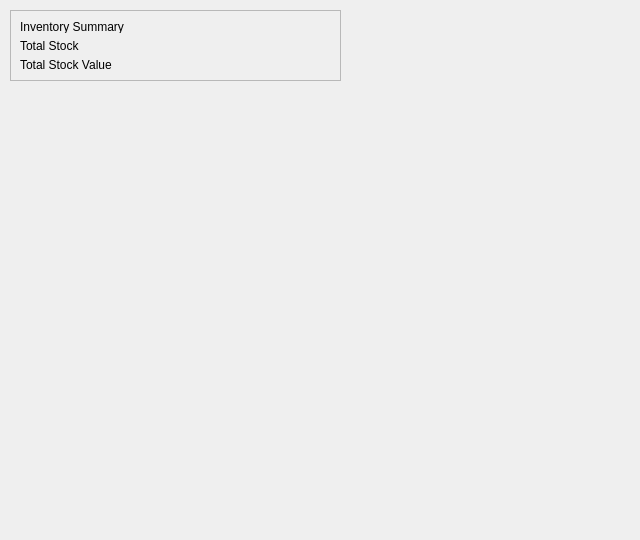
Above: app/src/ui/dashboard_page.ui from Kazu0210/Inventory-System before the change. Below: the same form after it.
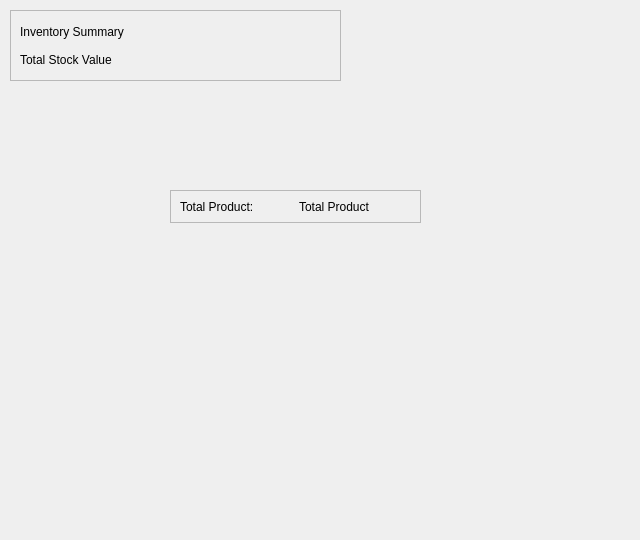
That is the form after the change.

Commit message: added minimum stock level on products

```diff
--- a/app/src/ui/dashboard_page.ui
+++ b/app/src/ui/dashboard_page.ui
@@ -36,13 +36,6 @@
       </property>
      </widget>
     </item>
-    <item>
-     <widget class="QLabel" name="total_stock_label">
-      <property name="text">
-       <string>Total Stock</string>
-      </property>
-     </widget>
-    </item>
     <item>
      <widget class="QLabel" name="stock_value_label">
       <property name="text">
@@ -52,6 +45,38 @@
     </item>
    </layout>
   </widget>
+  <widget class="QFrame" name="frame_2">
+   <property name="geometry">
+    <rect>
+     <x>170</x>
+     <y>190</y>
+     <width>251</width>
+     <height>33</height>
+    </rect>
+   </property>
+   <property name="frameShape">
+    <enum>QFrame::StyledPanel</enum>
+   </property>
+   <property name="frameShadow">
+    <enum>QFrame::Raised</enum>
+   </property>
+   <layout class="QHBoxLayout" name="horizontalLayout">
+    <item>
+     <widget class="QLabel" name="label_2">
+      <property name="text">
+       <string>Total Product:</string>
+      </property>
+     </widget>
+    </item>
+    <item>
+     <widget class="QLabel" name="total_product_label">
+      <property name="text">
+       <string>Total Product</string>
+      </property>
+     </widget>
+    </item>
+   </layout>
+  </widget>
  </widget>
  <resources/>
  <connections/>
```
The commit also changes 7 other files.
